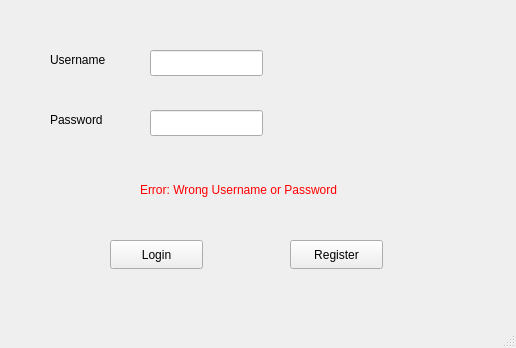
Mohamed-H-Ali/CinemaProject, file Cinemaproject/loginwindow.ui: the form before one commit.
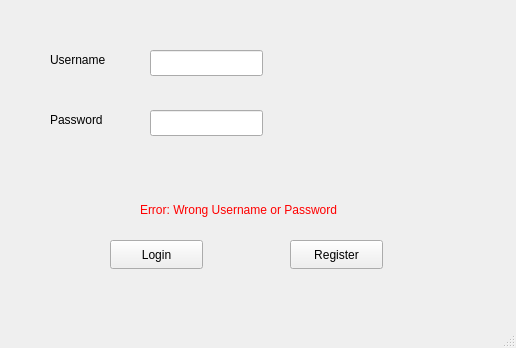
The form after the commit.

```diff
--- a/Cinemaproject/loginwindow.ui
+++ b/Cinemaproject/loginwindow.ui
@@ -93,7 +93,7 @@
     <property name="geometry">
      <rect>
       <x>140</x>
-      <y>180</y>
+      <y>200</y>
       <width>291</width>
       <height>20</height>
      </rect>
```
